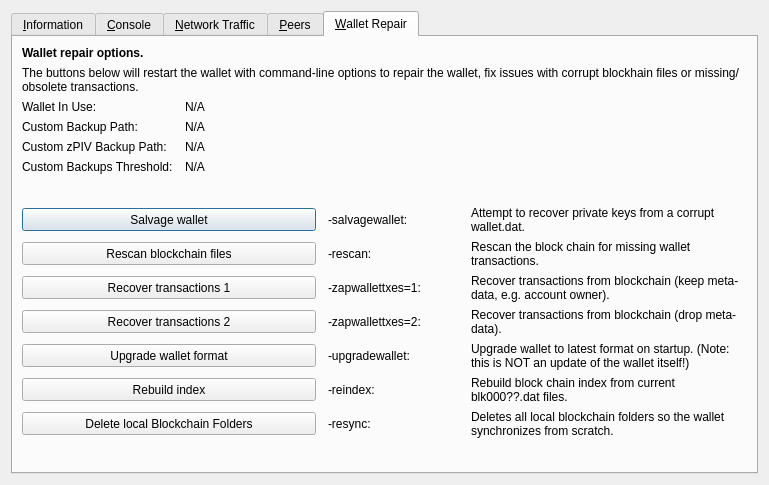
PIVX-Project/PIVX, file src/qt/forms/rpcconsole.ui: the form before one commit.
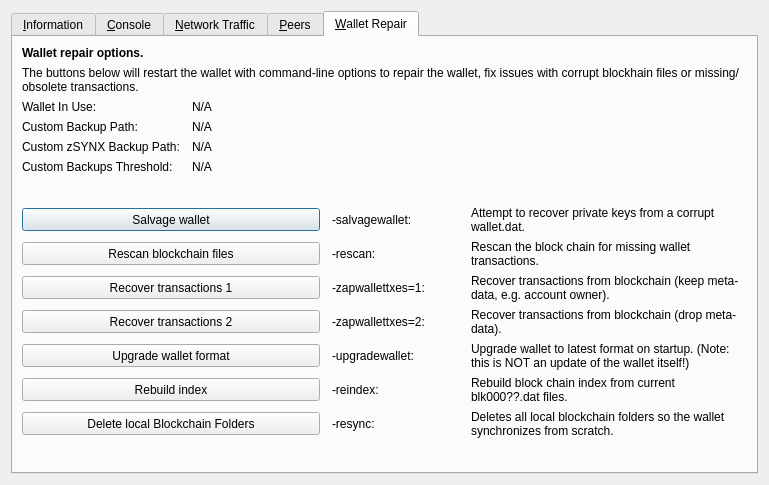
The form after the commit. The open tabs and pages were chosen to show the change. Icons and pictures are not drawn. Custom widgets are drawn as their Qt base class.

Patch:
```diff
--- a/src/qt/forms/rpcconsole.ui
+++ b/src/qt/forms/rpcconsole.ui
@@ -1328,7 +1328,7 @@
        <item row="4" column="0">
         <widget class="QLabel" name="wallet_customzpivbackuppath_label">
          <property name="text">
-          <string>Custom zPIV Backup Path:</string>
+          <string>Custom zSYNX Backup Path:</string>
          </property>
          <property name="visible">
           <bool>false</bool>
```
Left out of the diff: 4 changed lines with no effect on the pictures.
